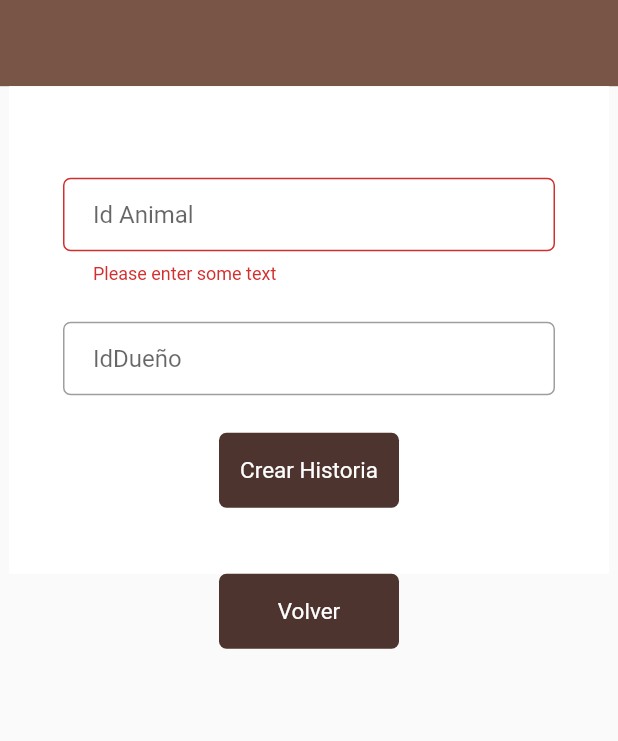
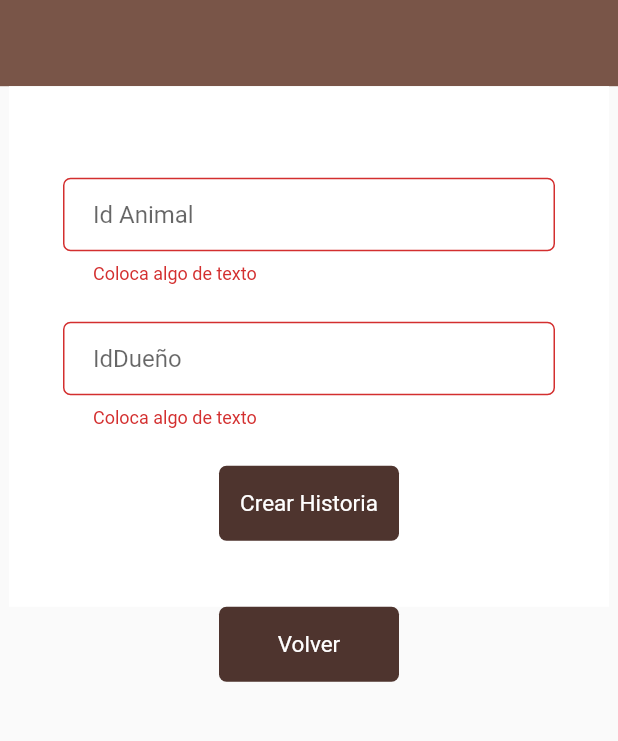
Before and after one commit to valentinaache/Veterinaria, a Flutter app: the FormVet screen opened by its route, after a tap on "Crear Historia", on a phone screen of 412 x 824 dp, the part 161-902 px from its top. Run offline on Flutter 3.47's test engine with Material 2 defaults, Android fonts, the phone set to English and light mode, and no system bars; our stand-ins replace google_fonts; Roboto replaces fonts that are missing (Acme).

```diff
--- a/lib/screens/auth/form.dart
+++ b/lib/screens/auth/form.dart
@@ -3,6 +3,7 @@ import 'dart:convert';
 import 'package:flutter/material.dart';
 import 'package:google_fonts/google_fonts.dart';
 import 'package:http/http.dart' as http;
+import '../../common_widgets/validators.dart';
 
 class MyCustomForm extends StatefulWidget {
   @override
@@ -81,13 +82,16 @@ class MyCustomFormState extends State<MyCustomForm> {
                 controller: usernameController,
                 validator: (value) {
                   if (value == null || value.isEmpty) {
-                    return 'Please enter some text';
+                    return 'Coloca algo de texto';
+                  }
+                  if (!value.isValidPhone) {
+                    return 'Por favor ingresa solamente numeros';
                   }
                   return null;
                 },
                 decoration: InputDecoration(
                   contentPadding: EdgeInsets.fromLTRB(20.0, 15.0, 20.0, 15.0),
-                  hintText: "Email",
+                  hintText: "Ingresa tu documento",
                   border: OutlineInputBorder(
                     borderRadius: BorderRadius.circular(5.0),
                   ),
@@ -99,7 +103,10 @@ class MyCustomFormState extends State<MyCustomForm> {
                 style: style,
                 validator: (value) {
                   if (value == null || value.isEmpty) {
-                    return 'Please enter some text';
+                    return 'Por favor coloca una contraseña';
+                  }
+                  if (!value.isValidPassword) {
+                    return 'Por favor coloca una contraseña válida, recuerda: minimo 8 caracteres, incluye caracteres alfanumericos y especiales';
                   }
                   return null;
                 },
@@ -128,14 +135,13 @@ class MyCustomFormState extends State<MyCustomForm> {
                 child: InkWell(
                   onTap: () async {
                     if (_formKey.currentState!.validate()) {
-                      List <dynamic> data=await this
-                          .signIn(
-                              usernameController.text, passwordController.text);
-                              if(data.isEmpty){
-                                //No pasa
-                              }else{
-                                Navigator.pushNamed(context, '/main_menu');
-                              }
+                      List<dynamic> data = await this.signIn(
+                          usernameController.text, passwordController.text);
+                      if (data.isEmpty) {
+                        //No pasa
+                      } else {
+                        Navigator.pushNamed(context, '/main_menu');
+                      }
                     }
                   },
                   child: Center(
--- a/lib/screens/hairdressing/pet_in.dart
+++ b/lib/screens/hairdressing/pet_in.dart
@@ -75,8 +75,8 @@ class _PetInState extends State<PetIn> {
                       TextFormField(
                         controller: petIdController,
                         validator: (value) {
-                          if (value == null || value.isEmpty) {
-                            return 'Please enter some text';
+                           if (value == null || value.isEmpty) {
+                            return 'Coloca algo de texto';
                           }
                           return null;
                         },
@@ -93,8 +93,8 @@ class _PetInState extends State<PetIn> {
                       TextFormField(
                         controller: dateController,
                         validator: (value) {
-                          if (value == null || value.isEmpty) {
-                            return 'Please enter some text';
+                           if (value == null || value.isEmpty) {
+                            return 'Coloca algo de texto';
                           }
                           return null;
                         },
@@ -113,8 +113,8 @@ class _PetInState extends State<PetIn> {
                       TextFormField(
                         controller: propsController,
                         validator: (value) {
-                          if (value == null || value.isEmpty) {
-                            return 'Please enter some text';
+                           if (value == null || value.isEmpty) {
+                            return 'Coloca algo de texto';
                           }
                           return null;
                         },
@@ -131,8 +131,8 @@ class _PetInState extends State<PetIn> {
                       TextFormField(
                         controller: beforeController,
                         validator: (value) {
-                          if (value == null || value.isEmpty) {
-                            return 'Please enter some text';
+                           if (value == null || value.isEmpty) {
+                            return 'Coloca algo de texto';
                           }
                           return null;
                         },
--- a/lib/screens/hairdressing/pet_out.dart
+++ b/lib/screens/hairdressing/pet_out.dart
@@ -4,6 +4,7 @@ import 'package:flutter/material.dart';
 import 'package:google_fonts/google_fonts.dart';
 import 'package:veterinaria/model/clinic_history.dart';
 import 'package:http/http.dart' as http;
+import 'package:veterinaria/common_widgets/validators.dart';
 
 import '../../common_widgets/custom_appbar.dart';
 
@@ -77,8 +78,12 @@ class _PetOutState extends State<PetOut> {
                         controller: petIdController,
                         validator: (value) {
                           if (value == null || value.isEmpty) {
-                            return 'Please enter some text';
+                            return 'Coloca algo de texto';
                           }
+                          if (!value.isValidPhone) {
+                            return 'Por favor ingresa solamente numeros';
+                          }
+
                           return null;
                         },
                         decoration: InputDecoration(
@@ -95,7 +100,7 @@ class _PetOutState extends State<PetOut> {
                         controller: dateController,
                         validator: (value) {
                           if (value == null || value.isEmpty) {
-                            return 'Please enter some text';
+                            return 'Coloca algo de texto';
                           }
                           return null;
                         },
@@ -114,8 +119,8 @@ class _PetOutState extends State<PetOut> {
                       TextFormField(
                         controller: propsController,
                         validator: (value) {
-                          if (value == null || value.isEmpty) {
-                            return 'Please enter some text';
+                           if (value == null || value.isEmpty) {
+                            return 'Coloca algo de texto';
                           }
                           return null;
                         },
@@ -132,8 +137,8 @@ class _PetOutState extends State<PetOut> {
                       TextFormField(
                         controller: beforeController,
                         validator: (value) {
-                          if (value == null || value.isEmpty) {
-                            return 'Please enter some text';
+                           if (value == null || value.isEmpty) {
+                            return 'Coloca algo de texto';
                           }
                           return null;
                         },
--- a/lib/screens/register/register_pet.dart
+++ b/lib/screens/register/register_pet.dart
@@ -6,6 +6,7 @@ import 'package:veterinaria/common_widgets/custom_appbar.dart';
 import 'package:http/http.dart' as http;
 import 'package:veterinaria/model/animalType.dart';
 import 'package:veterinaria/model/raza.dart';
+import 'package:veterinaria/common_widgets/validators.dart';
 
 //Doctores, Usuarios, Mascotas
 
@@ -149,10 +150,13 @@ class _RegisterPetState extends State<RegisterPet> {
                       style: style,
                       controller: petNameController,
                       validator: (value) {
-                        if (value == null || value.isEmpty) {
-                          return 'Please enter some text';
-                        }
-                        return null;
+                         if (value == null || value.isEmpty) {
+                            return 'Coloca algo de texto';
+                          }
+                          if (!value.isValidName) {
+                            return 'Por favor ingresa un nombre adecuado';
+                          }
+                          return null;
                       },
                       decoration: InputDecoration(
                         contentPadding:
--- a/lib/screens/vet/event_vet.dart
+++ b/lib/screens/vet/event_vet.dart
@@ -5,6 +5,7 @@ import 'package:google_fonts/google_fonts.dart';
 import 'package:veterinaria/common_widgets/custom_appbar.dart';
 import 'package:http/http.dart' as http;
 import 'package:veterinaria/model/clinic_history.dart';
+import 'package:veterinaria/common_widgets/validators.dart';
 
 class EventVet extends StatefulWidget {
   @override
@@ -84,7 +85,10 @@ class _EventVetState extends State<EventVet> {
                         controller: petIdController,
                         validator: (value) {
                           if (value == null || value.isEmpty) {
-                            return 'Please enter some text';
+                            return 'Coloca algo de texto';
+                          }
+                          if (!value.isValidPhone) {
+                            return 'Por favor ingresa solamente numeros';
                           }
                           return null;
                         },
@@ -102,7 +106,10 @@ class _EventVetState extends State<EventVet> {
                         controller: regNameController,
                         validator: (value) {
                           if (value == null || value.isEmpty) {
-                            return 'Please enter some text';
+                            return 'Coloca algo de texto';
+                          }
+                          if (!value.isValidName) {
+                            return 'Por favor ingresa un nombre adecuado';
                           }
                           return null;
                         },
@@ -122,7 +129,10 @@ class _EventVetState extends State<EventVet> {
                         controller: regPropController,
                         validator: (value) {
                           if (value == null || value.isEmpty) {
-                            return 'Please enter some text';
+                            return 'Coloca algo de texto';
+                          }
+                          if (!value.isValidName) {
+                            return 'Por favor ingresa un nombre adecuado';
                           }
                           return null;
                         },
@@ -140,7 +150,7 @@ class _EventVetState extends State<EventVet> {
                         controller: regPathSController,
                         validator: (value) {
                           if (value == null || value.isEmpty) {
-                            return 'Please enter some text';
+                            return 'Coloca algo de texto';
                           }
                           return null;
                         },
@@ -157,8 +167,8 @@ class _EventVetState extends State<EventVet> {
                       TextFormField(
                         controller: regPathEController,
                         validator: (value) {
-                          if (value == null || value.isEmpty) {
-                            return 'Please enter some text';
+                         if (value == null || value.isEmpty) {
+                            return 'Coloca algo de texto';
                           }
                           return null;
                         },
@@ -211,7 +221,7 @@ class _EventVetState extends State<EventVet> {
                                 int idClinic =
                                     await this.registerClinicH(clinic);
                               } catch (e) {
-                                 ScaffoldMessenger.of(context).showSnackBar(
+                                ScaffoldMessenger.of(context).showSnackBar(
                                     SnackBar(
                                         content: Text('Ocurrio un Error')));
                                 print(e.toString());
--- a/lib/screens/vet/registry_vet.dart
+++ b/lib/screens/vet/registry_vet.dart
@@ -5,6 +5,7 @@ import 'package:google_fonts/google_fonts.dart';
 import 'package:veterinaria/common_widgets/custom_appbar.dart';
 import 'package:http/http.dart' as http;
 import 'package:veterinaria/model/clinic_history.dart';
+import 'package:veterinaria/common_widgets/validators.dart';
 
 class FormVet extends StatefulWidget {
   @override
@@ -73,9 +74,13 @@ class _FormVetState extends State<FormVet> {
                       TextFormField(
                         controller: petIdController,
                         validator: (value) {
-                          if (value == null || value.isEmpty) {
-                            return 'Please enter some text';
+                         if (value == null || value.isEmpty) {
+                            return 'Coloca algo de texto';
                           }
+                          if (!value.isValidPhone) {
+                            return 'Por favor ingresa solamente numeros';
+                          }
+
                           return null;
                         },
                         decoration: InputDecoration(
@@ -89,6 +94,16 @@ class _FormVetState extends State<FormVet> {
                       ),
                       SizedBox(height: 25.0),
                       TextFormField(
+                        validator: (value) {
+                         if (value == null || value.isEmpty) {
+                            return 'Coloca algo de texto';
+                          }
+                          if (!value.isValidPhone) {
+                            return 'Por favor ingresa solamente numeros';
+                          }
+
+                          return null;
+                        },
                         decoration: InputDecoration(
                           contentPadding:
                               EdgeInsets.fromLTRB(20.0, 15.0, 20.0, 15.0),
--- a/lib/screens/vet/vet.dart
+++ b/lib/screens/vet/vet.dart
@@ -5,6 +5,7 @@ import 'package:google_fonts/google_fonts.dart';
 import 'package:veterinaria/common_widgets/custom_appbar.dart';
 import 'package:veterinaria/model/clinic_history.dart';
 import 'package:http/http.dart' as http;
+import 'package:veterinaria/common_widgets/validators.dart';
 
 class Vet extends StatefulWidget {
   @override
@@ -74,9 +75,13 @@ class _VetState extends State<Vet> {
                     controller: petIdController,
                     validator: (value) {
                       if (value == null || value.isEmpty) {
-                        return 'Please enter some text';
-                      }
-                      return null;
+                            return 'Coloca algo de texto';
+                          }
+                          if (!value.isValidPhone) {
+                            return 'Por favor ingresa solamente numeros';
+                          }
+
+                          return null;
                     },
                     decoration: InputDecoration(
                       contentPadding:
```
Also changed, not shown: lib/common_widgets/validators.dart (added, +28 -0 lines).
